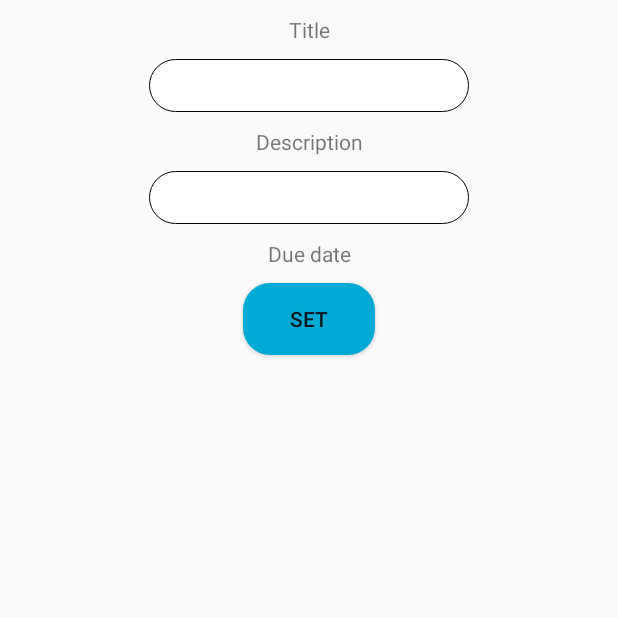
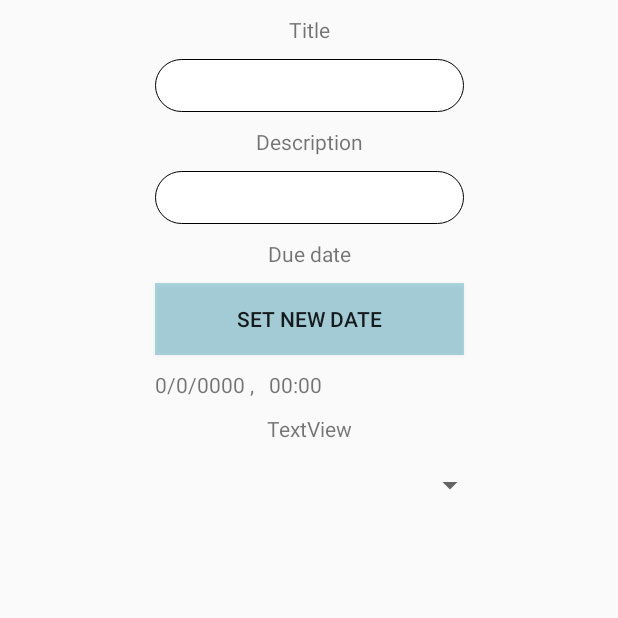
Before and after one commit to shanishapp/Roomie, an Android app: the fragment ChoreFragment shown on its own in the app's theme, on a phone screen of 412 x 824 dp, the top half of it. Run offline under Robolectric (Android 15) with nearby library versions, the phone set to English and light mode, and no system bars; libraries missing offline, so code that uses them is left out: com.github.jjobes.slidedatetimepicker; 1 statement that could not run was skipped.

Commit message:
Chores: added recyclerView and started connection to firebase
next step is to enable adding chore and represent it in app

```diff
--- a/app/build.gradle
+++ b/app/build.gradle
@@ -28,6 +28,8 @@ android {
 }
 
 dependencies {
+    implementation 'com.github.jjobes:slideDateTimePicker:1.0.2'
+
     implementation fileTree(dir: "libs", include: ["*.jar"])
     implementation 'androidx.appcompat:appcompat:1.1.0'
     implementation 'androidx.constraintlayout:constraintlayout:1.1.3'
@@ -55,6 +57,9 @@ dependencies {
 
     def lifecycle_version = "2.2.0"
 
+    //recyclerView
+    implementation "androidx.recyclerview:recyclerview:1.1.0"
+
     // ViewModel
     implementation "androidx.lifecycle:lifecycle-viewmodel:$lifecycle_version"
     // LiveData
--- a/app/src/main/java/com/example/roomie/ChoreFragment.java
+++ b/app/src/main/java/com/example/roomie/house/chores/ChoreFragment.java
@@ -1,14 +1,22 @@
-package com.example.roomie;
+package com.example.roomie.house.chores;
 
+import android.app.DatePickerDialog;
 import android.os.Bundle;
 
+import androidx.fragment.app.DialogFragment;
 import androidx.fragment.app.Fragment;
 
-import android.util.Pair;
 import android.view.LayoutInflater;
 import android.view.View;
 import android.view.ViewGroup;
 import android.widget.Button;
+import android.widget.DatePicker;
+
+import com.example.roomie.R;
+import com.github.jjobes.slidedatetimepicker.SlideDateTimeListener;
+import com.github.jjobes.slidedatetimepicker.SlideDateTimePicker;
+
+import java.util.Date;
 
 /**
  * A simple {@link Fragment} subclass.
@@ -64,16 +72,29 @@ public class ChoreFragment extends Fragment {
         // Inflate the layout for this fragment
         View v = inflater.inflate(R.layout.fragment_chore, container, false);
 
+        //define behaviour for the date picker button
         datePickerBtn = v.findViewById(R.id.setDueDateBtn);
-        datePickerBtn.setOnClickListener(new View.OnClickListener() {
-            @Override
-            public void onClick(View view) {
-
-            }
-        });
-
+        datePickerBtn.setOnClickListener(view -> new SlideDateTimePicker.Builder(getChildFragmentManager())
+                .setListener(listener)
+                .setInitialDate(new Date())
+                .build()
+                .show());
         return v;
     }
 
+    private SlideDateTimeListener listener = new SlideDateTimeListener() {
 
+        @Override
+        public void onDateTimeSet(Date date)
+        {
+            // TODO something with the date. This Date object contains
+            // the date and time that the user has selected.
+        }
+
+        @Override
+        public void onDateTimeCancel()
+        {
+            // Overriding onDateTimeCancel() is optional.
+        }
+    };
 }
--- a/app/src/main/res/layout/fragment_chore.xml
+++ b/app/src/main/res/layout/fragment_chore.xml
@@ -4,7 +4,7 @@
     xmlns:tools="http://schemas.android.com/tools"
     android:layout_width="match_parent"
     android:layout_height="match_parent"
-    tools:context=".ChoreFragment">
+    tools:context=".house.chores.ChoreFragment">
 
     <androidx.constraintlayout.widget.ConstraintLayout
         android:layout_height="match_parent"
@@ -13,7 +13,8 @@
 
         <EditText
             android:id="@+id/choreTitleEditText"
-            android:layout_width="wrap_content"
+            android:layout_width="0dp"
+            app:layout_constraintWidth_percent="0.5"
             android:layout_height="wrap_content"
             android:layout_marginTop="10dp"
             android:background="@drawable/input_bg"
@@ -26,13 +27,14 @@
 
         <EditText
             android:id="@+id/descriptionEditText"
-            android:layout_width="wrap_content"
+            android:layout_width="0dp"
             android:layout_height="wrap_content"
+            app:layout_constraintWidth_percent="0.5"
             android:layout_marginTop="10dp"
             android:background="@drawable/input_bg"
+            android:padding="5dp"
             android:ems="10"
             android:inputType="textPersonName"
-            android:padding="5dp"
             app:layout_constraintEnd_toEndOf="parent"
             app:layout_constraintStart_toStartOf="parent"
             app:layout_constraintTop_toBottomOf="@+id/descriptionTextView" />
@@ -70,14 +72,46 @@
 
         <Button
             android:id="@+id/setDueDateBtn"
+            android:layout_width="0dp"
+            android:layout_height="wrap_content"
+            android:layout_marginTop="10dp"
+            android:background="@color/lightButtonColor"
+            android:paddingStart="10dp"
+            android:paddingEnd="10dp"
+            android:text="set new date"
+            app:layout_constraintEnd_toEndOf="parent"
+            app:layout_constraintStart_toStartOf="parent"
+            app:layout_constraintTop_toBottomOf="@+id/dueDateTextView"
+            app:layout_constraintWidth_percent="0.5" />
+
+        <TextView
+            android:id="@+id/textView"
             android:layout_width="wrap_content"
             android:layout_height="wrap_content"
             android:layout_marginTop="10dp"
-            android:background="@drawable/button_bg"
-            android:text="set"
+            android:text="0/0/0000 ,   00:00"
+            app:layout_constraintStart_toStartOf="@+id/setDueDateBtn"
+            app:layout_constraintTop_toBottomOf="@+id/setDueDateBtn" />
+
+        <TextView
+            android:id="@+id/textView2"
+            android:layout_width="wrap_content"
+            android:layout_height="wrap_content"
+            android:layout_marginTop="10dp"
+            android:text="TextView"
             app:layout_constraintEnd_toEndOf="parent"
             app:layout_constraintStart_toStartOf="parent"
-            app:layout_constraintTop_toBottomOf="@+id/dueDateTextView" />
+            app:layout_constraintTop_toBottomOf="@+id/textView" />
+
+        <Spinner
+            android:id="@+id/spinner"
+            android:layout_width="236dp"
+            android:layout_height="56dp"
+            android:spinnerMode="dropdown"
+            app:layout_constraintEnd_toEndOf="parent"
+            app:layout_constraintStart_toStartOf="parent"
+            app:layout_constraintTop_toBottomOf="@+id/textView2" />
+
     </androidx.constraintlayout.widget.ConstraintLayout>
 
 </FrameLayout>
--- a/app/src/main/res/values/colors.xml
+++ b/app/src/main/res/values/colors.xml
@@ -5,5 +5,6 @@
     <color name="colorAccent">#03DAC5</color>
     <color name="white">#ffffff</color>
     <color name="buttonColor">#01AAD5</color>
+    <color name="lightButtonColor">#4F0286A8</color>
     <color name="buttonColorDark">#007695</color>
 </resources>
```
Also changed, not shown: app/src/main/java/com/example/roomie/house/chores/Chore.java (renamed from app/src/main/java/com/example/roomie/Chore.java, +44 -1 lines), app/src/main/java/com/example/roomie/house/chores/ChoreAdapter.java (added, +99 -0 lines), app/src/main/java/com/example/roomie/house/chores/DBManager.java (added, +156 -0 lines), app/src/main/java/com/example/roomie/house/chores/HouseChoresFragment.java (+20 -1 lines), app/src/main/java/com/example/roomie/house/chores/OneChoreItem.java (added, +29 -0 lines), app/src/main/res/drawable/one_chore_bg.xml (added, +10 -0 lines), app/src/main/res/layout/fragment_house_chores.xml (+8 -16 lines), app/src/main/res/layout/one_chore_item.xml (added, +62 -0 lines), app/src/main/res/drawable/locked.png (added), app/src/main/res/drawable/unlocked.png (added).
